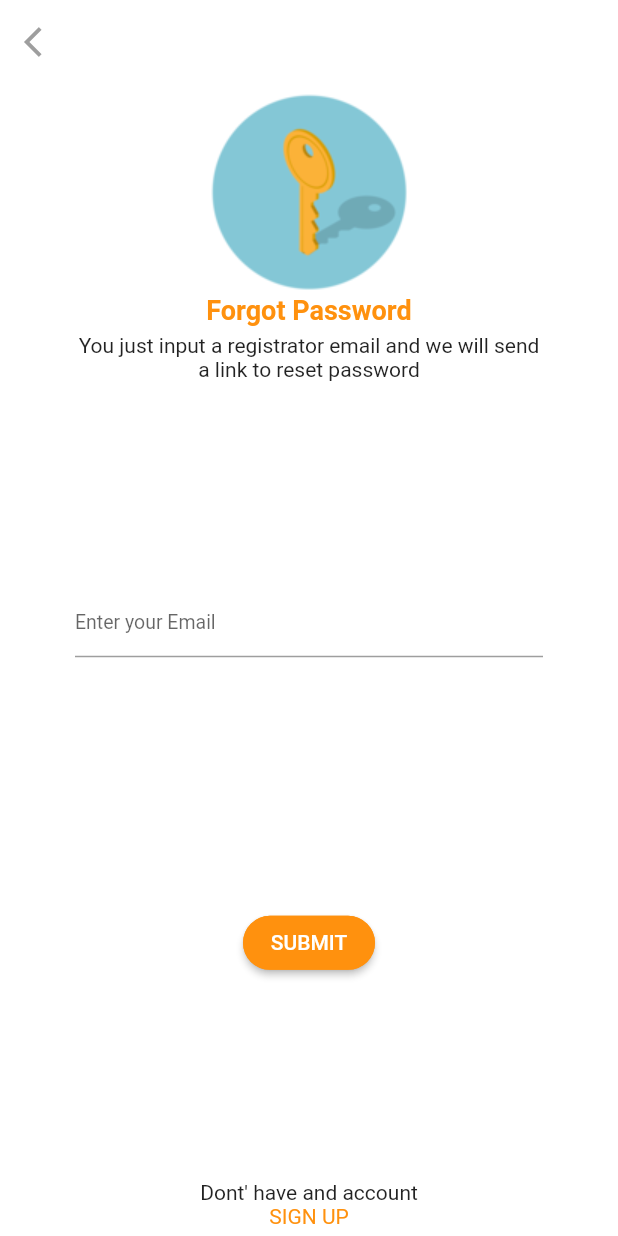
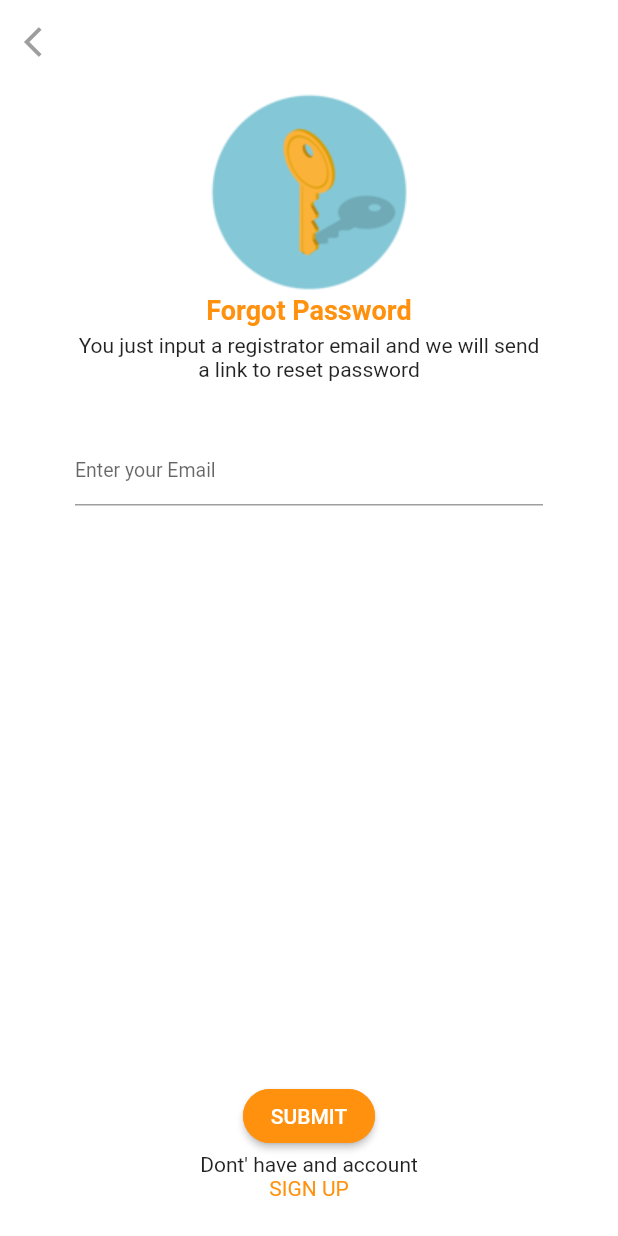
Before and after one commit to tientranzt/getstarted_login_forget_create_from, a Flutter app: the Login1 screen opened by its route, after a tap on "Forget", on a phone screen of 412 x 824 dp. Run offline on Flutter 3.47's test engine with Material 2 defaults, Android fonts, the phone set to English and light mode, and no system bars; our stand-ins replace flutter_swiper.

Commit message:
push again before step

```diff
--- a/lib/main.dart
+++ b/lib/main.dart
@@ -3,6 +3,9 @@ import 'package:getstarted/page/create_account.dart';
 import 'package:getstarted/page/forget_account.dart';
 import 'package:getstarted/page/get_started.dart';
 import 'package:getstarted/page/login1.dart';
+
+import 'page/forget_account.dart';
+import 'page/get_started.dart';
 
 
 void main() => runApp(MaterialApp(
--- a/lib/page/forget_account.dart
+++ b/lib/page/forget_account.dart
@@ -9,6 +9,7 @@ class ForgetAccount extends StatelessWidget {
   Widget build(BuildContext context) {
     var size = MediaQuery.of(context).size;
     var rotate = MediaQuery.of(context).orientation;
+    const double kBottomNavigationBarHeight = 56.0;
     print(rotate);
     return Scaffold(
       appBar: AppBar(
@@ -23,13 +24,13 @@ class ForgetAccount extends StatelessWidget {
         elevation: 0,
       ),
       backgroundColor: Color(0xffffffff),
-      body: Container(
-        height: size.height,
+      body: SingleChildScrollView(
+        child: Container(
+          height: size.height -40,
           width: size.width,
           child: Column(
             children: <Widget>[
-            Expanded(
-              flex: 3,
+              Container(
                 child: Column(
                   children: <Widget>[
                     Container(
@@ -45,23 +46,23 @@ class ForgetAccount extends StatelessWidget {
                   ],
                 ),
               ),
-            Expanded(
-              flex: 2,
+              Container(
                 child: Column(
                   children: <Widget>[
                     TextFieldGeneral(
                       text: "Enter your Email",
                     ),
-
                   ],
                 ),
               ),
               Expanded(
-              flex: 1,
+                child: Column(
+                  mainAxisAlignment: MainAxisAlignment.end,
+                  children: <Widget>[
+                    Container(
                       child: Column(children: <Widget>[OrangeButton(title: "SUBMIT",)],),
                     ),
-            Expanded(
-              flex: 1,
+                    Container(
                       child: Column(
                         mainAxisAlignment: MainAxisAlignment.end,
                         children: <Widget>[
@@ -70,12 +71,17 @@ class ForgetAccount extends StatelessWidget {
                             "SIGN UP",
                             style: TextStyle(color: Color(0xffFF910E)),
                           ),
-                  SizedBox(height: 5,)
+                          SizedBox(height: 40,)
                         ],
                       ),
                     )
                   ],
                 ),
+              )
+
+            ],
+          ),
+        ),
       ),
     );
   }
--- a/lib/page/login1.dart
+++ b/lib/page/login1.dart
@@ -9,8 +9,11 @@ class Login1 extends StatelessWidget {
   @override
   Widget build(BuildContext context) {
 
-    return Scaffold(
+    return GestureDetector(
+      onTap: (){  FocusScope.of(context).dispose(); },
+      child: Scaffold(
         body: Stack(
+          fit: StackFit.expand,
           children: <Widget>[
             ListView(
               children: <Widget>[
@@ -21,14 +24,7 @@ class Login1 extends StatelessWidget {
                 LoginButton(),
                 SizedBox(height: 65,),
                 Center(child: Text("No have account yet",style: TextStyle(color: Colors.grey),)),
-            ],
-          ),
-
-          Positioned(
-            right: 0,
-            left: 0,
-            bottom: 10,
-            child: Container(
+                Container(
                   padding: EdgeInsets.symmetric(horizontal: 31),
                   width: double.infinity,
                   child:
@@ -40,9 +36,13 @@ class Login1 extends StatelessWidget {
                     child: Text("CREATE AN ACCOUNT", ),
 
                   ),
-            ),
                 )
               ],
+            ),
+
+
+          ],
+        ),
       ),
     );
   }
```
Lines whose indentation alone changed are shown as unchanged.
